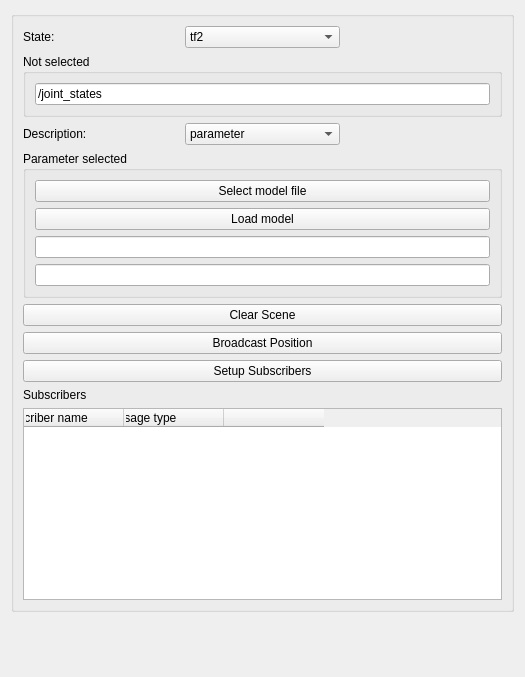
rosmed/slicer_ros2_module, file Resources/UI/qSlicerRos2ModuleWidget.ui: the form before one commit.
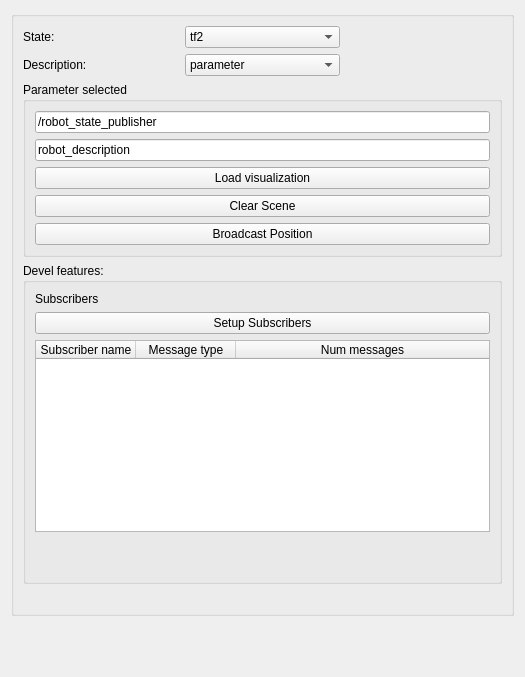
The form after the commit. Custom widgets are drawn as their Qt base class.

Commit message: Re #3: Update ui - got rid of the topic and file option for visualization. Changed behaviour from pressing enter on robot_description to a button that says "Load visualization". Added table for the subscribers - fit size of QWidget better. If you press the numMessages cell, the message pops up.

The edit to the form file:
```diff
--- a/Resources/UI/qSlicerRos2ModuleWidget.ui
+++ b/Resources/UI/qSlicerRos2ModuleWidget.ui
@@ -20,35 +20,74 @@
       <string/>
      </property>
      <layout class="QGridLayout" name="gridLayout">
-      <item row="8" column="0" colspan="3">
-       <widget class="QTableWidget" name="rosSubscriberTableWidget">
-        <property name="sizePolicy">
-         <sizepolicy hsizetype="Expanding" vsizetype="Expanding">
-          <horstretch>15</horstretch>
-          <verstretch>15</verstretch>
-         </sizepolicy>
+      <item row="2" column="0" colspan="3">
+       <widget class="QGroupBox" name="descriptionWidgetGroupBox">
+        <property name="title">
+         <string>Parameter selected</string>
         </property>
-        <property name="rowCount">
-         <number>0</number>
+        <layout class="QVBoxLayout" name="verticalLayout_3">
+         <item>
+          <widget class="QLineEdit" name="nodeLineEdit">
+           <property name="text">
+            <string>/robot_state_publisher</string>
+           </property>
+          </widget>
+         </item>
+         <item>
+          <widget class="QLineEdit" name="paramLineEdit">
+           <property name="text">
+            <string>robot_description</string>
+           </property>
+          </widget>
+         </item>
+         <item>
+          <widget class="QPushButton" name="loadVisualizationButton">
+           <property name="text">
+            <string>Load visualization</string>
+           </property>
+          </widget>
+         </item>
+         <item>
+          <widget class="QPushButton" name="clearSceneButton">
+           <property name="text">
+            <string>Clear Scene</string>
+           </property>
+          </widget>
+         </item>
+         <item>
+          <widget class="QPushButton" name="broadcastTransformButton">
+           <property name="text">
+            <string>Broadcast Position</string>
+           </property>
+          </widget>
+         </item>
+        </layout>
+       </widget>
+      </item>
+      <item row="1" column="0">
+       <widget class="QLabel" name="descriptionLabel">
+        <property name="text">
+         <string>Description:</string>
         </property>
-        <property name="columnCount">
-         <number>3</number>
+       </widget>
+      </item>
+      <item row="1" column="1">
+       <widget class="QComboBox" name="descriptionSelectionComboBox">
+        <property name="currentText">
+         <string>parameter</string>
         </property>
-        <column>
+        <item>
          <property name="text">
-          <string>Subscriber name                   </string>
+          <string>parameter</string>
          </property>
-        </column>
-        <column>
-         <property name="text">
-          <string>Message type                     </string>
-         </property>
-        </column>
-        <column>
-         <property name="text">
-          <string>Message                                                                                    </string>
-         </property>
-        </column>
+        </item>
+       </widget>
+      </item>
+      <item row="6" column="1">
+       <widget class="QLabel" name="topicLabel">
+        <property name="text">
+         <string/>
+        </property>
        </widget>
       </item>
       <item row="0" column="1">
@@ -68,41 +107,13 @@
         </item>
        </widget>
       </item>
-      <item row="2" column="2">
+      <item row="1" column="2">
        <widget class="QLabel" name="descriptionWidgetArea">
         <property name="text">
          <string/>
         </property>
        </widget>
       </item>
-      <item row="5" column="0" colspan="3">
-       <widget class="QPushButton" name="broadcastTransformButton">
-        <property name="text">
-         <string>Broadcast Position</string>
-        </property>
-       </widget>
-      </item>
-      <item row="2" column="0">
-       <widget class="QLabel" name="descriptionLabel">
-        <property name="text">
-         <string>Description:</string>
-        </property>
-       </widget>
-      </item>
-      <item row="4" column="0" colspan="3">
-       <widget class="QPushButton" name="clearSceneButton">
-        <property name="text">
-         <string>Clear Scene</string>
-        </property>
-       </widget>
-      </item>
-      <item row="7" column="0">
-       <widget class="QLabel" name="label">
-        <property name="text">
-         <string>Subscribers</string>
-        </property>
-       </widget>
-      </item>
       <item row="0" column="0">
        <widget class="QLabel" name="stateLabel">
         <property name="text">
@@ -110,78 +121,75 @@
         </property>
        </widget>
       </item>
-      <item row="7" column="1">
-       <widget class="QLabel" name="topicLabel">
-        <property name="text">
-         <string/>
-        </property>
-       </widget>
-      </item>
-      <item row="2" column="1">
-       <widget class="QComboBox" name="descriptionSelectionComboBox">
-        <property name="currentText">
-         <string>parameter</string>
-        </property>
-        <item>
-         <property name="text">
-          <string>parameter</string>
-         </property>
-        </item>
-        <item>
-         <property name="text">
-          <string>file</string>
-         </property>
-        </item>
-       </widget>
-      </item>
-      <item row="1" column="0" colspan="3">
-       <widget class="QGroupBox" name="stateWidgetGroupBox">
+      <item row="4" column="0" colspan="3">
+       <widget class="QGroupBox" name="groupBox_2">
         <property name="title">
-         <string>Not selected</string>
+         <string>Devel features:</string>
         </property>
-        <layout class="QVBoxLayout" name="verticalLayout_2">
-         <item>
-          <widget class="QLineEdit" name="topicLineEdit">
+        <layout class="QGridLayout" name="gridLayout_3">
+         <item row="0" column="0">
+          <widget class="QLabel" name="label_2">
            <property name="text">
-            <string>/joint_states</string>
+            <string>Subscribers</string>
            </property>
           </widget>
          </item>
-        </layout>
-       </widget>
-      </item>
-      <item row="6" column="0" colspan="3">
-       <widget class="QPushButton" name="setSubscribersButton">
-        <property name="text">
-         <string>Setup Subscribers</string>
-        </property>
-       </widget>
-      </item>
-      <item row="3" column="0" colspan="3">
-       <widget class="QGroupBox" name="descriptionWidgetGroupBox">
-        <property name="title">
-         <string>Parameter selected</string>
-        </property>
-        <layout class="QVBoxLayout" name="verticalLayout_3">
-         <item>
-          <widget class="QPushButton" name="selectFileButton">
+         <item row="1" column="0">
+          <widget class="QPushButton" name="setSubscribersButton">
            <property name="text">
-            <string>Select model file</string>
+            <string>Setup Subscribers</string>
            </property>
           </widget>
          </item>
-         <item>
-          <widget class="QPushButton" name="loadModelButton">
-           <property name="text">
-            <string>Load model</string>
+         <item row="3" column="0">
+          <spacer name="verticalSpacer">
+           <property name="orientation">
+            <enum>Qt::Vertical</enum>
            </property>
-          </widget>
+           <property name="sizeHint" stdset="0">
+            <size>
+             <width>20</width>
+             <height>40</height>
+            </size>
+           </property>
+          </spacer>
          </item>
-         <item>
-          <widget class="QLineEdit" name="nodeLineEdit"/>
-         </item>
-         <item>
-          <widget class="QLineEdit" name="paramLineEdit"/>
+         <item row="2" column="0">
+          <widget class="QTableWidget" name="rosSubscriberTableWidget">
+           <property name="sizePolicy">
+            <sizepolicy hsizetype="Expanding" vsizetype="Expanding">
+             <horstretch>15</horstretch>
+             <verstretch>15</verstretch>
+            </sizepolicy>
+           </property>
+           <property name="rowCount">
+            <number>0</number>
+           </property>
+           <property name="columnCount">
+            <number>3</number>
+           </property>
+           <attribute name="horizontalHeaderStretchLastSection">
+            <bool>true</bool>
+           </attribute>
+           <attribute name="verticalHeaderStretchLastSection">
+            <bool>false</bool>
+           </attribute>
+           <column>
+            <property name="text">
+             <string>Subscriber name</string>
+            </property>
+           </column>
+           <column>
+            <property name="text">
+             <string>Message type</string>
+            </property>
+           </column>
+           <column>
+            <property name="text">
+             <string>Num messages</string>
+            </property>
+           </column>
+          </widget>
          </item>
         </layout>
        </widget>
```
Left out of the diff: 5 changed lines with no effect on the pictures. The commit also changes 3 other files.
